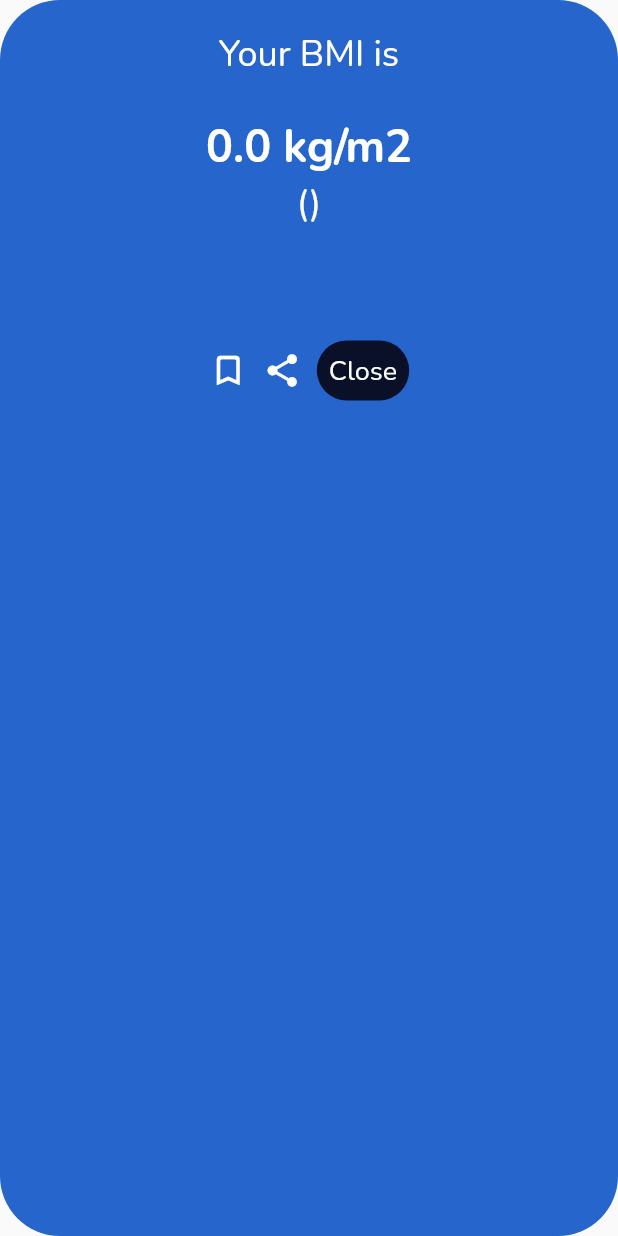
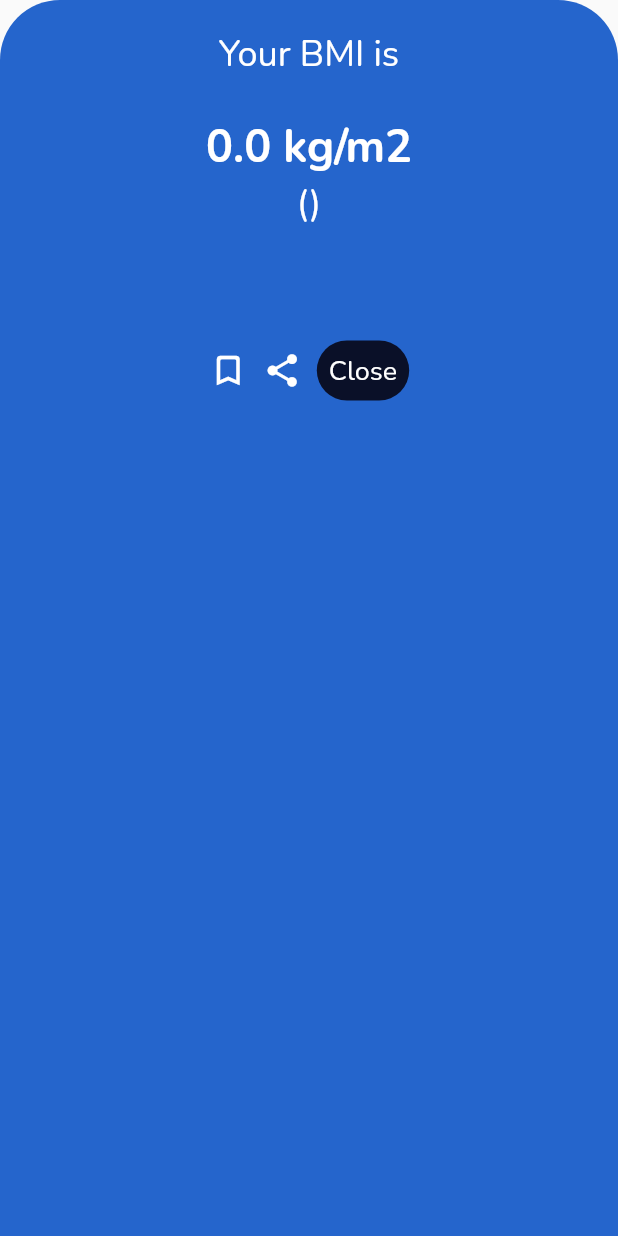
Before and after one commit to IsaiasCuvula/bmi_calculator_flutter, a Flutter app: the BMIDetail widget shown alone on an empty page, opened directly, on a phone screen of 412 x 824 dp. Run offline on Flutter 3.47's test engine with Material 2 defaults, Android fonts, the phone set to English and light mode, and no system bars; our stand-ins replace get, google_fonts.

Commit message:
border only on top from bmi detail page

```diff
--- a/lib/views/bmi_details.dart
+++ b/lib/views/bmi_details.dart
@@ -11,9 +11,12 @@ class BMIDetail extends StatelessWidget {
   Widget build(BuildContext context) {
     return Container(
       height: double.maxFinite * 0.5,
-      decoration: BoxDecoration(
+      decoration: const BoxDecoration(
         color: colorBlue,
-        borderRadius: BorderRadius.circular(40),
+        borderRadius: BorderRadius.only(
+          topRight: Radius.circular(40),
+          topLeft: Radius.circular(40),
+        ),
       ),
       child: SingleChildScrollView(
         child: Container(
```
